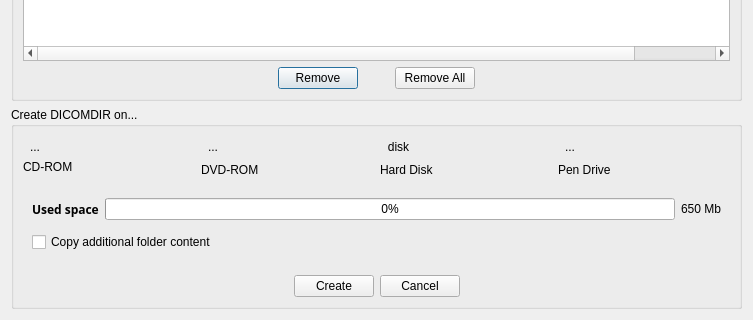
The window that starviewer/src/inputoutput/qcreatedicomdirbase.ui (starviewer-medical/starviewer) describes before a commit, drawn with Qt 5; both pictures show x 0 to 753 and y 495 to 815 of the 753 by 815 pixel window.
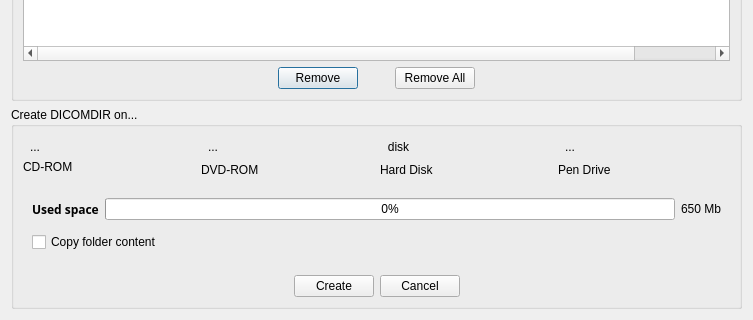
The same window after the commit. Icons and pictures are not drawn.

The edit to the form file:
```diff
--- a/starviewer/src/inputoutput/qcreatedicomdirbase.ui
+++ b/starviewer/src/inputoutput/qcreatedicomdirbase.ui
@@ -424,7 +424,7 @@
           <item row="1" column="0" colspan="2">
            <widget class="QCheckBox" name="m_copyFolderContentToDICOMDIRCdDvdCheckBox">
             <property name="text">
-             <string>Copy additional folder content</string>
+             <string>Copy folder content</string>
             </property>
            </widget>
           </item>
```
Left out of the diff: 2 changed lines with no effect on the pictures.
